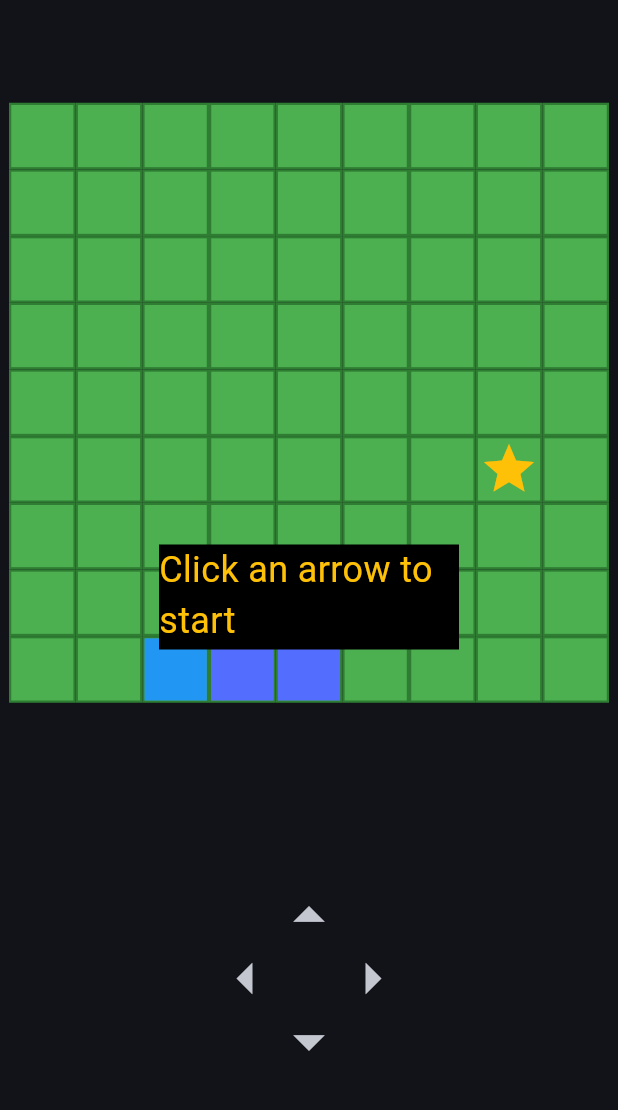
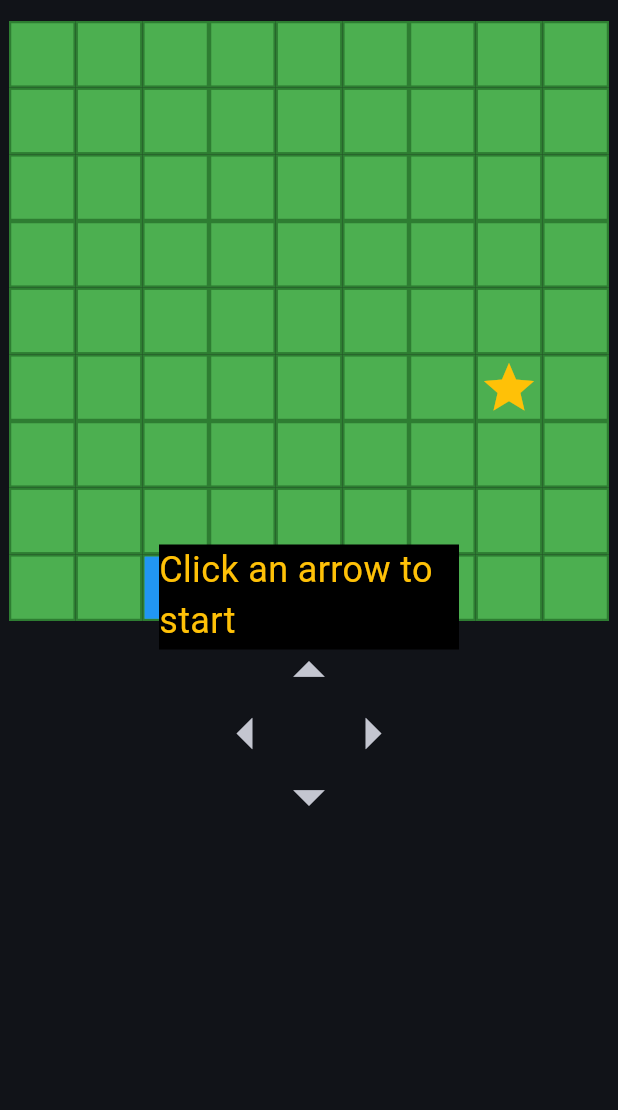
Before and after one commit to Samaara-Das/Snake-Game, a Flutter app: the first screen one second after launch, on a phone screen of 412 x 824 dp, the part 63-1173 px from its top. Run offline on Flutter 3.47's test engine with Material 3 defaults, Android fonts, the phone set to English and light mode, and no system bars.

Commit message:
Made minor changes

```diff
--- a/lib/snake_game_page.dart
+++ b/lib/snake_game_page.dart
@@ -15,8 +15,6 @@ class SnakeGamePage extends StatefulWidget {
 }
 
 class _SnakeGamePageState extends State<SnakeGamePage> {
-  bool isVisible = true;
-
   @override
   Widget build(BuildContext context) {
     return Scaffold(
@@ -28,7 +26,6 @@ class _SnakeGamePageState extends State<SnakeGamePage> {
             alignment: AlignmentDirectional.center,
             children: [
               Column(
-                mainAxisAlignment: MainAxisAlignment.spaceAround,
                 children: [
                   Board(columns: game.columns, rows: game.rows, size: 400),
                   Controls(
--- a/lib/start_popup.dart
+++ b/lib/start_popup.dart
@@ -14,7 +14,7 @@ class _StartPopupState extends State<StartPopup> {
   @override
   void initState() {
     super.initState();
-    Timer(Duration(seconds: 4), () {
+    Timer(Duration(seconds: 3), () {
       setState(() {
         isVisible = !isVisible;
       });
```
